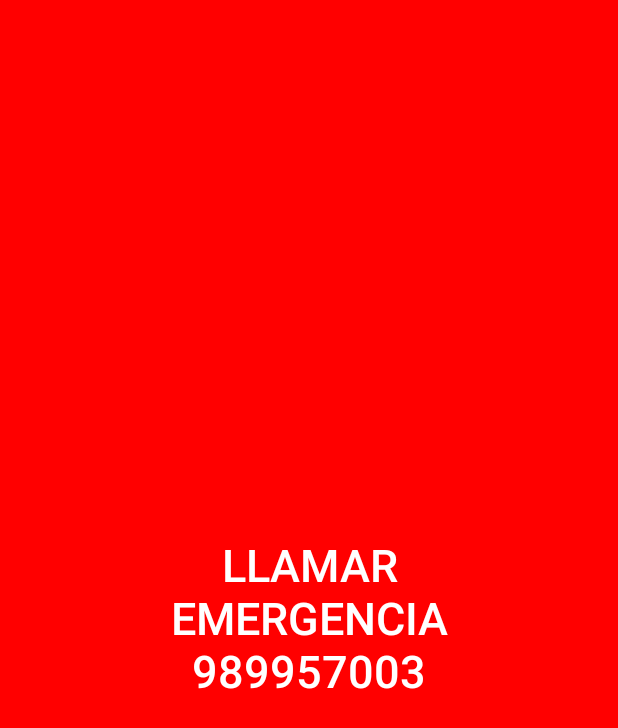
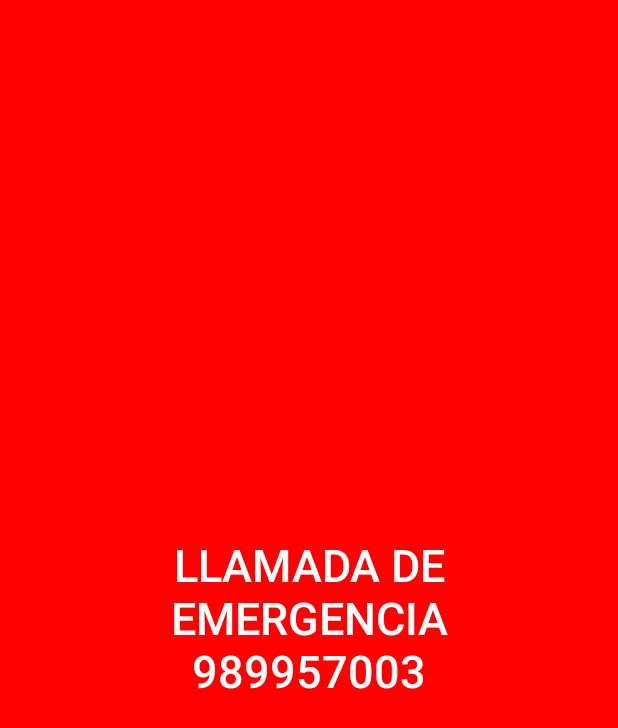
Before and after one commit to publicperu/boton-emergencia, an Android app: the screen it shows after launch (MainActivity), on a phone screen of 412 x 824 dp. Shown: the top 728 px of the screen. Run offline under Robolectric (Android 15) with nearby library versions, the phone set to English and light mode, and no system bars.

Commit message:
Update MainActivity.kt

```diff
--- a/app/src/main/java/com/example/sos/MainActivity.kt
+++ b/app/src/main/java/com/example/sos/MainActivity.kt
@@ -17,7 +17,7 @@ class MainActivity : Activity() {
     override fun onCreate(savedInstanceState: Bundle?) {
         super.onCreate(savedInstanceState)
         val boton = Button(this).apply {
-            text = "LLAMAR\nEMERGENCIA\n$NUMERO"
+            text = "LLAMADA DE\nEMERGENCIA\n$NUMERO"
             textSize = 30f
             setTextColor(Color.WHITE)
             setBackgroundColor(Color.RED)
```
